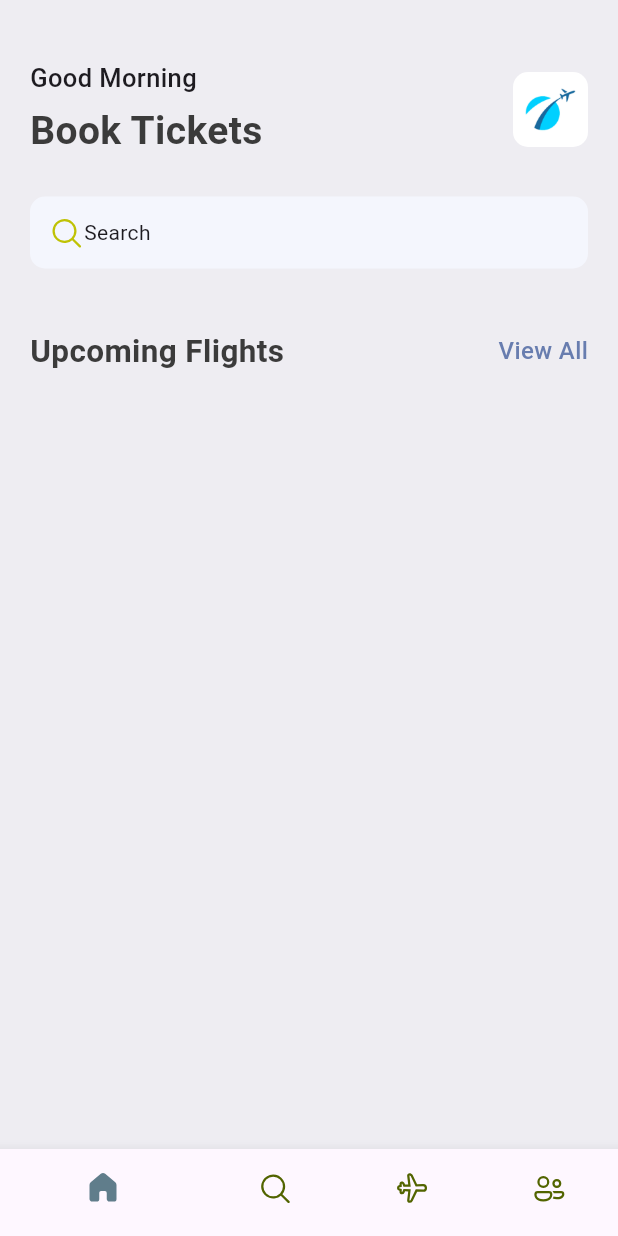
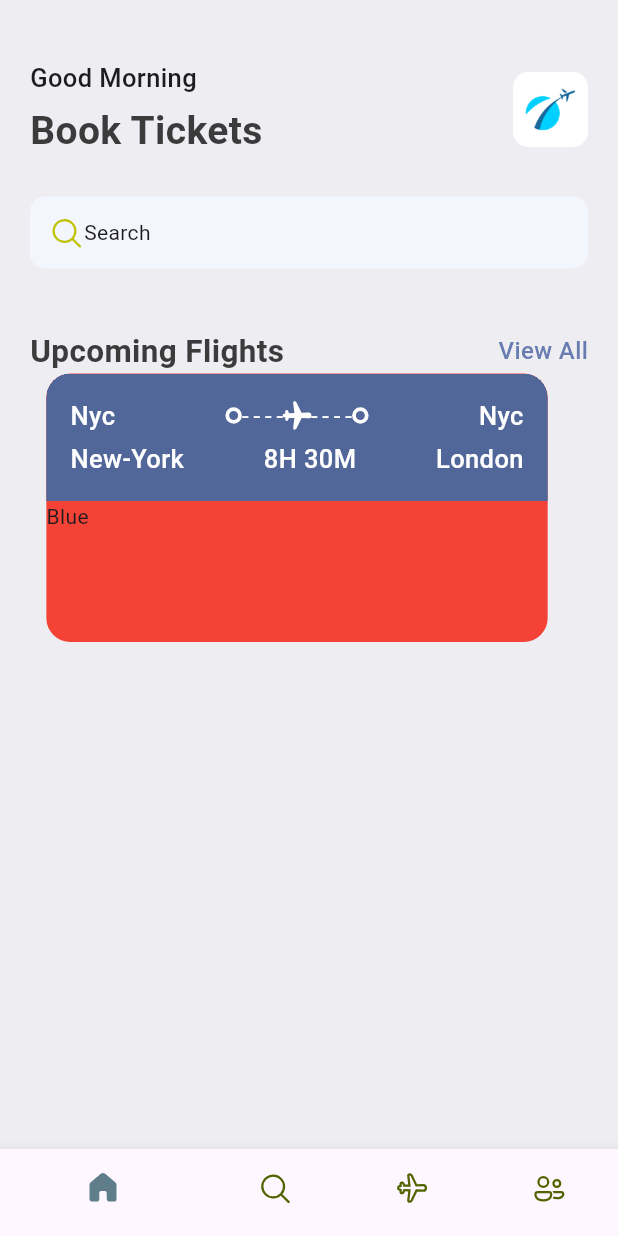
Before and after one commit to DelrosarioRovic/ticket-app, a Flutter app: the screen it shows after launch, on a phone screen of 412 x 824 dp. Run offline on Flutter 3.47's test engine with Material 3 defaults, Android fonts, the phone set to English and light mode, and no system bars; our stand-ins replace fluentui_icons.

```diff
--- a/lib/base/res/styles/app_styles.dart
+++ b/lib/base/res/styles/app_styles.dart
@@ -6,6 +6,7 @@ class AppStyles {
   static Color primaryColor = primary;
   static Color bgColor = Color(0xFFeeedf2);
   static Color textColor = const Color(0xFF3b3b3b);
+  static Color ticketBlue = const Color(0xFF526799);
 
   static TextStyle textStyle = TextStyle(
     fontSize: 16,
--- /dev/null
+++ b/lib/base/widgets/big_dot.dart
@@ -0,0 +1,19 @@
+import 'package:flutter/material.dart';
+
+class BigDot extends StatelessWidget {
+  const BigDot({super.key});
+
+  @override
+  Widget build(BuildContext context) {
+    return Container(
+      padding: EdgeInsets.all(3),
+      decoration: BoxDecoration(
+        borderRadius: BorderRadius.circular(20),
+        border: Border.all(
+          color: Colors.white, // Change this to your desired color
+          width: 2.5, // Adjust border width
+        ),
+      ),
+    );
+  }
+}
--- /dev/null
+++ b/lib/base/widgets/layout_builder.dart
@@ -0,0 +1,19 @@
+import 'package:flutter/material.dart';
+
+class AppLayoutBuilder extends StatelessWidget {
+  final int spaceAddjustNum;
+
+  const AppLayoutBuilder({super.key, required this.spaceAddjustNum});
+
+  @override
+  Widget build(BuildContext context) {
+    return LayoutBuilder(builder: (BuildContext context, BoxConstraints constraints) {
+          int dashCount = (constraints.maxWidth / spaceAddjustNum).floor(); // Adjust spacing
+          return Row(
+            mainAxisAlignment: MainAxisAlignment.spaceBetween,
+            children: List.generate(dashCount, (index) => Text("-", style: TextStyle(fontSize: 16, color: Colors.white))),
+          );
+        },
+      );
+  }
+}
--- /dev/null
+++ b/lib/base/widgets/ticket_card.dart
@@ -0,0 +1,83 @@
+import 'package:fluentui_icons/fluentui_icons.dart';
+import 'package:flutter/material.dart';
+import 'package:ticket_app/base/res/styles/app_styles.dart';
+import 'package:ticket_app/base/widgets/big_dot.dart';
+import 'package:ticket_app/base/widgets/layout_builder.dart';
+
+class TicketCard extends StatelessWidget {
+  const TicketCard({super.key});
+
+  @override
+  Widget build(BuildContext context) {
+    final size = MediaQuery.of(context).size;
+
+    return SizedBox(
+      width: size.width * 0.85,
+      height: 179,
+      child: Container(
+        margin: EdgeInsets.only(right: 16),
+        decoration: BoxDecoration(
+          color: Colors.red,
+          borderRadius: BorderRadius.circular(16),
+        ),
+        child: ClipRRect(
+          borderRadius: BorderRadius.circular(16), // Make sure border radius is applied to ClipRRect as well
+          clipBehavior: Clip.hardEdge, // This will clip any overflow content
+          child: Column(
+            children: [
+              Container(
+                color: AppStyles.ticketBlue,
+                padding: EdgeInsets.all(16),
+                child: Column(
+                  children: [
+                    Row(
+                      children: [
+                        Column(
+                          children: [
+                            Text("Nyc", style: AppStyles.headlineStyle3.copyWith(color: Colors.white))
+                          ],
+                        ),
+                        Expanded(child: Container()),
+                        BigDot(),
+                        Expanded(
+                          child: Stack(
+                            children: [
+                              SizedBox(
+                                child: AppLayoutBuilder(spaceAddjustNum: 7),
+                              ),
+                              Center(child: Icon(FluentSystemIcons.ic_fluent_airplane_filled, color: Colors.white, size: 23)),
+                            ],
+                          ),
+                        ),
+                        BigDot(),
+                        Expanded(child: Container()),
+                        Column(
+                          children: [
+                            Text("Nyc", style: AppStyles.headlineStyle3.copyWith(color: Colors.white))
+                          ],
+                        ),
+                      ],
+                    ),
+                    const SizedBox(height: 5),
+                    Row(
+                      children: [
+                        Text("New-York", style: AppStyles.headlineStyle3.copyWith(color: Colors.white)),
+                        Expanded(child: Container()),
+                        Text("8H 30M", style: AppStyles.headlineStyle3.copyWith(color: Colors.white)),
+                        Expanded(child: Container()),
+                        Text("London", style: AppStyles.headlineStyle3.copyWith(color: Colors.white)),
+                      ],
+                    )
+                  ],
+                ),
+              ),
+              Row(children: [
+                Text("Blue")
+              ])
+            ],
+          ),
+        ),
+      ),
+    );
+  }
+}
--- a/lib/screens/home_screen.dart
+++ b/lib/screens/home_screen.dart
@@ -3,6 +3,7 @@ import 'package:flutter/material.dart';
 import 'package:ticket_app/base/res/media.dart';
 import 'package:ticket_app/base/res/styles/app_styles.dart';
 import 'package:ticket_app/base/widgets/app_double_text.dart';
+import 'package:ticket_app/base/widgets/ticket_card.dart';
 
 class HomeScreen extends StatelessWidget {
   const HomeScreen({super.key});
@@ -56,6 +57,7 @@ class HomeScreen extends StatelessWidget {
                 ),
                 const SizedBox(height: 40),
                 AppDoubleText(bigText: "Upcoming Flights", smallText: "View All"),
+                TicketCard()
               ],
             )
           ),
```
